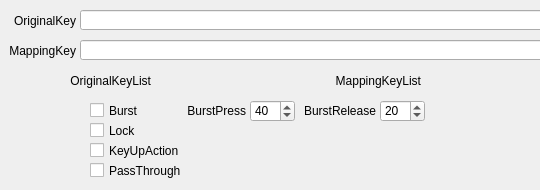
First picture: the form in QKeyMapper/qitemsetupdialog.ui, repository Zalafina/QKeyMapper, before the edit; both pictures show x 0 to 540 and y 0 to 190 of the 820 by 190 pixel window.
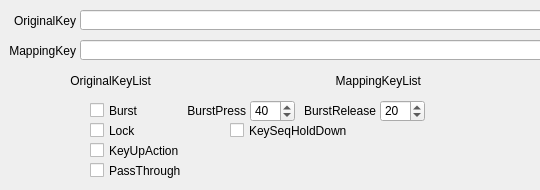
Second picture: the form after the edit.

Commit message: Add KeySequenceHoldDown checkbox.

The edit to the form file:
```diff
--- a/QKeyMapper/qitemsetupdialog.ui
+++ b/QKeyMapper/qitemsetupdialog.ui
@@ -275,6 +275,25 @@
     <bool>false</bool>
    </property>
   </widget>
+  <widget class="QCheckBox" name="keySeqHoldDownCheckBox">
+   <property name="geometry">
+    <rect>
+     <x>230</x>
+     <y>120</y>
+     <width>141</width>
+     <height>21</height>
+    </rect>
+   </property>
+   <property name="focusPolicy">
+    <enum>Qt::NoFocus</enum>
+   </property>
+   <property name="text">
+    <string>KeySeqHoldDown</string>
+   </property>
+   <property name="checked">
+    <bool>false</bool>
+   </property>
+  </widget>
  </widget>
  <resources/>
  <connections/>
```
The commit also changes 5 other files.
